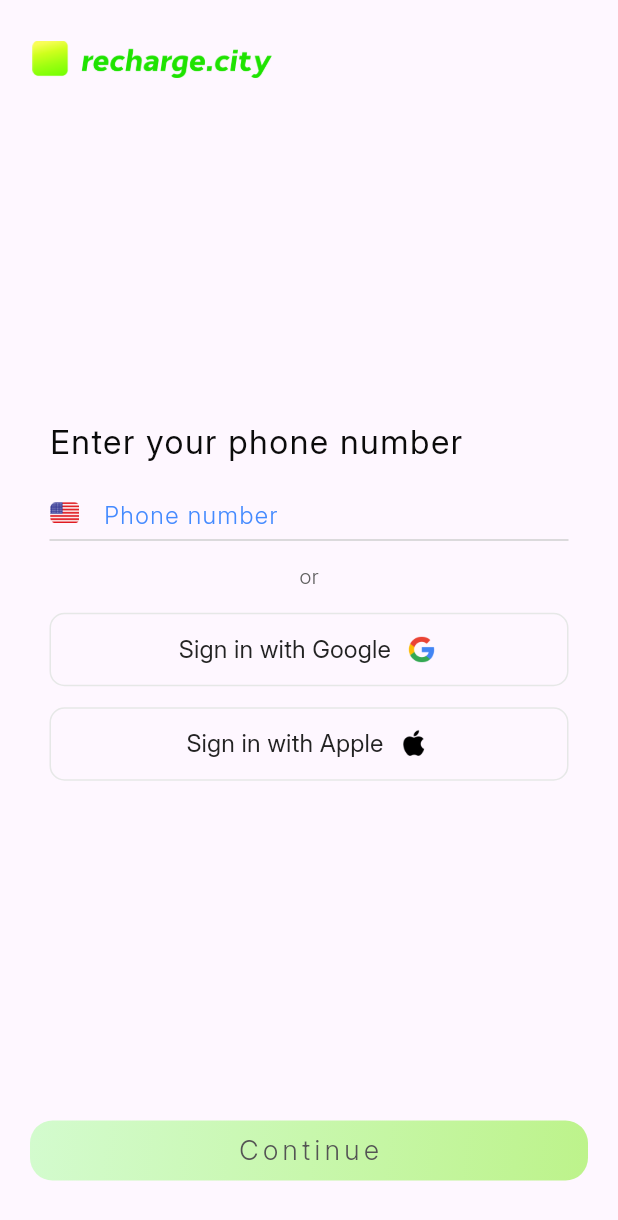
After one commit to arrenaid/rent_power_bank, a Flutter app: the AuthScreen screen opened directly, on a phone screen of 412 x 824 dp. The commit adds this screen. Shown: the top 1220 px of the screen. Run offline on Flutter 3.47's test engine with Material 3 defaults, Android fonts, the phone set to English and light mode, and no system bars; our stand-ins replace flutter_multi_formatter.

Commit message:
добавил auth_screen.dart, sms_screen.dart, payment_successful_screen.dart

```diff
--- /dev/null
+++ b/lib/screens/auth_screen.dart
@@ -0,0 +1,246 @@
+import 'package:flutter/cupertino.dart';
+import 'package:flutter/material.dart';
+import 'package:rent_power_bank/screens/sms_screen.dart';
+
+import '../widgets/gradient_button.dart';
+import '../widgets/sign_button.dart';
+import 'package:flutter_multi_formatter/flutter_multi_formatter.dart';
+
+MaskedInputFormatter phoneFormatter() {
+  return MaskedInputFormatter('+0 000 000 00 00');//0000000000
+}
+
+class AuthScreen extends StatefulWidget {
+  const AuthScreen({super.key});
+
+  @override
+  State<AuthScreen> createState() => _AuthScreenState();
+}
+
+class _AuthScreenState extends State<AuthScreen> {
+  late TextEditingController _controllerPhone;
+  late bool _enable;
+
+  @override
+  void initState() {
+    _controllerPhone = TextEditingController(text: "");
+    _enable = false;
+    super.initState();
+  }
+
+  @override
+  void dispose() {
+    _controllerPhone.dispose();
+    super.dispose();
+  }
+
+  _setEnable({bool value = false}){
+    setState(() {
+      _enable = value;
+    });
+  }
+
+  @override
+  Widget build(BuildContext context) {
+    return Scaffold(
+      body: SafeArea(
+        child: Padding(
+          padding: EdgeInsets.symmetric(horizontal: 20),
+          child: Column(
+            crossAxisAlignment: CrossAxisAlignment.start,
+            children: [
+              SizedBox(height: 27),
+              Align(
+                alignment: AlignmentGeometry.centerLeft,
+                child: Image.asset(
+                  'assets/images/recharge_city.png',
+                  height: 25,
+                  width: 163,
+                ),
+              ),
+              Spacer(),//SizedBox(height: 127),
+
+              Padding(
+                padding: EdgeInsets.symmetric(horizontal: 13),
+                child: Text(
+                  'Enter your phone number',
+                  style: TextStyle(
+                    color: Color(0xFF0B0B0B),
+                    fontFamily: 'Inter',
+                    fontSize: 22,
+                    letterSpacing: 1,
+                  ),
+                ),
+              ),
+              SizedBox(height: 14),
+
+              ///Enter your phone numberEnter your phone number
+              Padding(
+                padding: EdgeInsets.symmetric(horizontal: 13),
+                child: Container(
+                  width: double.infinity,
+                  height: 37,
+                  decoration: BoxDecoration(
+                    border: Border(bottom: BorderSide(color: Color(0xFFd0d0d0), width: 1))
+                  ),
+                  child: Row(
+                    crossAxisAlignment: CrossAxisAlignment.center,
+                    children: [
+                      LeadingIcon(),
+                      SizedBox(width: 12),
+                      Expanded(
+                        child: TextField(
+                          // enabled: enabled,
+                          // focusNode: focusNode,
+                          controller: _controllerPhone,
+                          // onTap: onTap,
+                          // maxLength: maxLength,
+                          // maxLines: maxLines,
+                          onChanged: (text) {
+                            if (text.length == phoneFormatter().mask.length) {
+                             _setEnable(value: true);
+                              FocusManager.instance.primaryFocus?.unfocus();
+                            }
+                            else if(_enable){
+                              _setEnable();
+                            }
+                            if (text.length < 2 /*&& text.isNotEmpty*/ ) {
+                              _controllerPhone.text = '+1 ';
+                            }
+                            // context
+                            //     .read<PhoneAuthBloc>()
+                            //     .add(ChangeButtonEnabledEvent(text));
+                          },
+                          // textInputAction: textInputAction,
+                          // readOnly: readOnly,
+                          textAlign: TextAlign.start,
+                          keyboardType: TextInputType.phone,
+                          inputFormatters: [phoneFormatter()],
+                          style: const TextStyle(
+                            color: Color(0xFF0B0B0B),
+                            fontSize: 16,
+                            fontFamily: 'Inter',
+                            letterSpacing: 1,
+                          ),
+                          decoration: DefaultTextFieldDecoration(
+                            hintText: 'Phone number',//"+7 (900) 000-00-00",
+                            isDense: null,
+                            contentPadding: EdgeInsets.symmetric(horizontal: 24),
+                            suffixIcon: null,
+                          ),
+                        ),
+                      ),
+                    ],
+                  ),
+                ),
+              ),
+
+              ///or
+              SizedBox(height: 14),
+              Align(
+                alignment: AlignmentGeometry.center,
+                child: Text(
+                  'or',
+                  style: TextStyle(
+                    color: Color(0xFF606060),
+                    fontFamily: 'Inter',
+                    fontWeight: FontWeight.w300,
+                    fontSize: 14,
+                  ),
+                ),
+              ),
+              SizedBox(height: 14),
+
+              ///google
+              SignButton(
+                execute: () {},
+                title: 'Sign in with Google',
+                logo: 'assets/images/logo_google.png',
+              ),
+              SizedBox(height: 14),
+
+              ///apple
+              SignButton(
+                execute: () {},
+                title: 'Sign in with Apple',
+                logo: 'assets/images/logo_apple.png',
+              ),
+              Spacer(),
+
+              ///gradientButton
+              GradientButton(execute: () =>
+                Navigator.of(context).push(
+                    MaterialPageRoute(builder: (context) => const SmsScreen())),
+                  title: 'Continue', enabled: _enable),
+              SizedBox(height: 37),
+            ],
+          ),
+        ),
+      ),
+    );
+  }
+}
+
+class DefaultTextFieldDecoration extends InputDecoration {
+  const DefaultTextFieldDecoration({
+    hintText,
+    suffixIcon,
+    labelText,
+    isDense = false,
+    contentPadding,
+  }) : super(
+         filled: true,
+         fillColor: Colors.transparent,
+         contentPadding: const EdgeInsets.only(bottom: 9),
+         isDense: isDense,
+         hintText: hintText,
+         labelText: labelText,
+         labelStyle: const TextStyle(
+           color: Color(0xFFA2A2A2),
+           fontSize: 16,
+           fontFamily: 'Lato',
+           fontWeight: FontWeight.w400,
+         ),
+         floatingLabelBehavior: FloatingLabelBehavior.never,
+         counterText: "",
+         hintStyle: const TextStyle(
+           color: Colors.blueAccent,
+           fontSize: 16,
+           fontFamily: 'Inter',
+           fontWeight: FontWeight.w300,
+           letterSpacing: 1,
+         ),
+         border: const UnderlineInputBorder(
+           borderSide: BorderSide.none, //<-- SEE HERE
+         ),
+         // focusedBorder: const UnderlineInputBorder(
+         //   //borderRadius: BorderRadius.all(Radius.circular(8)),
+         //   borderSide: BorderSide(width: 2, color:  Color(0xFFd0d0d0)), //<-- SEE HERE
+         // ),
+         // disabledBorder: const UnderlineInputBorder(
+         //   borderSide: BorderSide(color: Color(0xFFd0d0d0)),
+         // ),
+         // enabledBorder: const UnderlineInputBorder(
+         //   borderSide: BorderSide(color: Color(0xFFd0d0d0)),
+         // ),
+         suffixIcon: suffixIcon,
+         // icon: const LeadingIcon(),
+       );
+}
+
+class LeadingIcon extends StatelessWidget {
+  const LeadingIcon({
+    super.key,
+  });
+
+  @override
+  Widget build(BuildContext context) {
+    return Center(
+      child: Image.asset(
+        'assets/images/flag_usa.png',
+        height: 14,
+        width: 20,
+      ),
+    );
+  }
+}
--- /dev/null
+++ b/lib/widgets/gradient_button.dart
@@ -0,0 +1,63 @@
+import 'package:flutter/material.dart';
+
+class GradientButton extends StatelessWidget {
+  const GradientButton({
+    super.key,
+    required this.title,
+    this.execute,
+    this.enabled = true,
+    this.height = 40,
+  });
+
+  final String title;
+  final GestureTapCallback? execute;
+  final bool enabled;
+  final double height;
+
+  @override
+  Widget build(BuildContext context) {
+    return Container(
+      width: double.infinity,
+      height: height,
+      decoration: BoxDecoration(
+        borderRadius: BorderRadius.circular(15),
+        gradient: LinearGradient(
+          begin: Alignment.topLeft,
+          end: Alignment.bottomRight,
+          colors: [
+            enabled ? Color(0xFFc0fab9) : Color(0xFFd3fbce),
+            enabled ? Color(0xFFa1ed58) : Color(0xFFbdf38b),
+          ],
+        ),
+      ),
+      child: ElevatedButton(
+        onPressed: enabled ? execute : null,
+
+        style: ButtonStyle(
+          elevation: const WidgetStatePropertyAll(0),
+          backgroundColor: WidgetStateProperty.resolveWith<Color>((
+            Set<WidgetState> states,
+          ) {
+            return Colors.transparent;
+          }),
+          shape: WidgetStateProperty.all<RoundedRectangleBorder>(
+            RoundedRectangleBorder(
+              side: BorderSide.none,
+              borderRadius: BorderRadius.circular(15.0),
+            ),
+          ),
+        ),
+        child: Text(
+          title,
+          style: TextStyle(
+            color: enabled ? Color(0xFF0B0B0B) : Color(0xFF545454),
+            fontFamily: 'Inter',
+            fontSize: 18,
+            fontWeight: FontWeight.w300,
+            letterSpacing: 3,
+          ),
+        ),
+      ),
+    );
+  }
+}
--- /dev/null
+++ b/lib/widgets/sign_button.dart
@@ -0,0 +1,41 @@
+import 'package:flutter/material.dart';
+
+class SignButton extends StatelessWidget {
+  const SignButton({
+    super.key,
+    this.execute,
+    required this.title,
+    required this.logo,
+  });
+
+  final GestureTapCallback? execute;
+  final String title;
+  final String logo;
+
+  @override
+  Widget build(BuildContext context) {
+    return Padding(padding: EdgeInsets.symmetric(horizontal: 13),
+      child: OutlinedButton(
+        style: OutlinedButton.styleFrom(
+          //backgroundColor: Colors.black,
+          padding: EdgeInsets.symmetric( vertical: 12.5),
+          side: BorderSide(width: 1.0, color: Color(0xFFE6E8E7)),
+          shape: RoundedRectangleBorder(
+            borderRadius: BorderRadius.circular(10),
+          ),
+        ),
+        onPressed: execute,
+        child: Row(
+          mainAxisAlignment: MainAxisAlignment.center,
+          children: [
+            Text(title, style: TextStyle(
+              color: Color(0xFF232323),
+              fontFamily: 'Inter',
+              fontSize: 16,
+            ),),
+            SizedBox(width: 8),
+            Image.asset(logo, height: 24)
+          ],),),
+    );
+  }
+}
--- a/pubspec.yaml
+++ b/pubspec.yaml
@@ -34,6 +34,7 @@
   # The following adds the Cupertino Icons font to your application.
   # Use with the CupertinoIcons class for iOS style icons.
   cupertino_icons: ^1.0.8
+  flutter_multi_formatter: ^2.13.8
 
 dev_dependencies:
   flutter_test:
```
Also changed, not shown: lib/screens/pay_screen.dart (+6 -1 lines), lib/screens/payment_successful_screen.dart (added, +69 -0 lines), lib/screens/sms_screen.dart (added, +250 -0 lines), lib/widgets/bottom_text.dart (+25 -14 lines), assets/images/flag_usa.png (added), assets/images/logo_apple.png (added), assets/images/logo_google.png (added), pubspec.lock.
